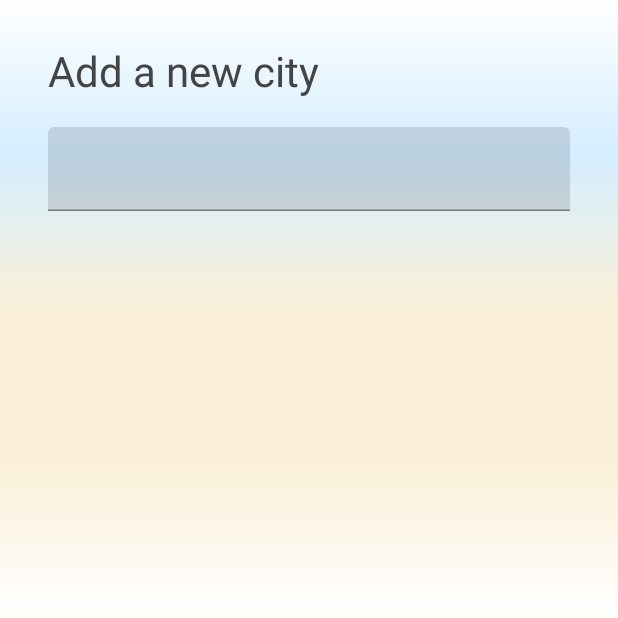
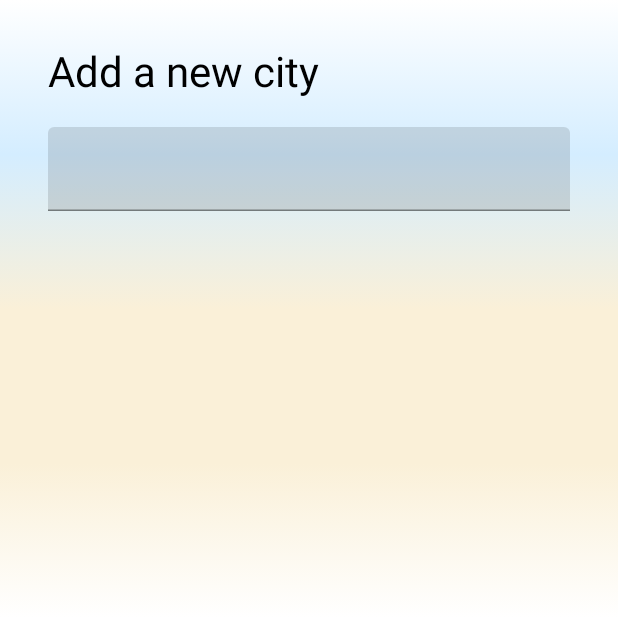
Before and after one commit to franciscobarrios/Weather, an Android app built with Jetpack Compose: the screen it shows after launch (MainActivity), after a tap on "add location", on a phone screen of 412 x 824 dp, the top half of it. Run offline under Robolectric (Android 15) with nearby library versions, the phone set to English and light mode, and no system bars; our stand-ins replace Dagger/Hilt's generated code, Room's generated code, constraintlayout-compose; network calls fail; 1 statement that could not run was skipped; 1 other tap on this screen came first.

Commit message:
fix for dark colors

```diff
--- a/app/src/main/java/com/fjbg/weather/data/local/CityDao.kt
+++ b/app/src/main/java/com/fjbg/weather/data/local/CityDao.kt
@@ -10,7 +10,7 @@ import kotlinx.coroutines.flow.Flow
 interface CityDao {
 
     @Query("SELECT * FROM city")
-    suspend fun getCities(): List<CityEntity>?
+    fun getCities(): Flow<List<CityEntity>?>
 
     @Query("SELECT * FROM city WHERE name = :name")
     fun getCityByName(name: String): Flow<List<CityEntity>>
--- a/app/src/main/java/com/fjbg/weather/data/repository/CityRepository.kt
+++ b/app/src/main/java/com/fjbg/weather/data/repository/CityRepository.kt
@@ -7,5 +7,5 @@ interface CityRepository {
     suspend fun getCity(city: String): Flow<List<CityDto>?>
     suspend fun clearAll()
     suspend fun saveCity(city: CityDto)
-    suspend fun getCitiesFromLocal(): List<CityDto>?
+    suspend fun getCitiesFromLocal(): Flow<List<CityDto>?>
 }
--- a/app/src/main/java/com/fjbg/weather/data/repository/CityRepositoryImp.kt
+++ b/app/src/main/java/com/fjbg/weather/data/repository/CityRepositoryImp.kt
@@ -10,6 +10,8 @@ import com.fjbg.weather.data.remote.WeatherApi
 import com.fjbg.weather.di.WeatherService
 import kotlinx.coroutines.flow.Flow
 import kotlinx.coroutines.flow.MutableStateFlow
+import kotlinx.coroutines.flow.collect
+import kotlinx.coroutines.flow.distinctUntilChanged
 import javax.inject.Inject
 
 class CityRepositoryImp @Inject constructor(
@@ -44,7 +46,16 @@ class CityRepositoryImp @Inject constructor(
         cityDao.saveCity(city.mapToEntity())
     }
 
-    override suspend fun getCitiesFromLocal(): List<CityDto>? = cityDao.getCities()?.run {
-        cityEntityListMapToDomain(this)
+    override suspend fun getCitiesFromLocal(): Flow<List<CityDto>?> {
+        val data = MutableStateFlow<List<CityDto>?>(null)
+        cityDao.getCities()
+            .distinctUntilChanged()
+            .collect { list ->
+            list?.run {
+                data.value = cityEntityListMapToDomain(this)
+            }
+
+        }
+        return data
     }
 }
--- a/app/src/main/java/com/fjbg/weather/ui/theme/Type.kt
+++ b/app/src/main/java/com/fjbg/weather/ui/theme/Type.kt
@@ -7,6 +7,7 @@ import androidx.compose.ui.text.font.FontFamily
 import androidx.compose.ui.text.font.FontWeight
 import androidx.compose.ui.text.style.TextAlign
 import androidx.compose.ui.unit.sp
+import com.fjbg.weather.util.textColor
 
 // Set of Material typography styles to start with
 val Typography = Typography(
@@ -30,75 +31,71 @@ val Typography = Typography(
 )
 
 //region Text Style Location
-val cityTextStyle = TextStyle(
+
+fun titleTextStyle(isSystemInDarkTheme: Boolean): TextStyle = TextStyle(
+    fontFamily = FontFamily.Default,
+    fontSize = 28.sp,
+    color = textColor(isSystemInDarkTheme),
+    textAlign = TextAlign.Start,
+    fontWeight = FontWeight.Normal
+)
+
+fun cityTextStyle(isSystemInDarkTheme: Boolean): TextStyle = TextStyle(
     fontFamily = FontFamily.Default,
     fontSize = 20.sp,
-    color = Color.DarkGray,
+    color = textColor(isSystemInDarkTheme),
     fontWeight = FontWeight.Bold,
     textAlign = TextAlign.Center
 )
 
-val countryTextStyle = TextStyle(
+fun countryTextStyle(isSystemInDarkTheme: Boolean): TextStyle = TextStyle(
     fontFamily = FontFamily.Default,
     fontSize = 20.sp,
-    color = Color.DarkGray,
+    color = textColor(isSystemInDarkTheme),
     fontWeight = FontWeight.Normal,
     textAlign = TextAlign.Center
 )
-val dateTextStyle = TextStyle(
+
+fun dateTextStyle(isSystemInDarkTheme: Boolean): TextStyle = TextStyle(
     fontFamily = FontFamily.Default,
     fontSize = 18.sp,
-    color = Color.Gray,
+    color = textColor(isSystemInDarkTheme),
     fontWeight = FontWeight.Normal,
     textAlign = TextAlign.Center
 )
+
 //endregion
 
 //region Text Style Temp
-val currentTempTextStyle = TextStyle(
+
+fun currentTempTextStyle(isSystemInDarkTheme: Boolean): TextStyle = TextStyle(
     fontFamily = FontFamily.Default,
     fontSize = 72.sp,
-    color = Color.DarkGray,
+    color = textColor(isSystemInDarkTheme),
     fontWeight = FontWeight.ExtraBold,
     textAlign = TextAlign.Center
 )
 
-val descriptionTextStyle = TextStyle(
+fun descriptionTextStyle(isSystemInDarkTheme: Boolean): TextStyle = TextStyle(
     fontFamily = FontFamily.Default,
     fontSize = 18.sp,
-    color = Color.DarkGray,
+    color = textColor(isSystemInDarkTheme),
     textAlign = TextAlign.Center
 )
 
-val humidityTextStyle = TextStyle(
-    fontFamily = FontFamily.Default,
-    fontSize = 18.sp,
-    color = Color.DarkGray,
-    textAlign = TextAlign.Center
-)
-
-val categoryTitleTextStyle = TextStyle(
+fun categoryTitleTextStyle(isSystemInDarkTheme: Boolean): TextStyle = TextStyle(
     fontFamily = FontFamily.Default,
     fontSize = 16.sp,
-    color = Color.Gray,
+    color = textColor(isSystemInDarkTheme),
     textAlign = TextAlign.Center,
     fontWeight = FontWeight.Normal,
 )
-val categoryContentTextStyle = TextStyle(
+
+fun categoryContentTextStyle(isSystemInDarkTheme: Boolean): TextStyle = TextStyle(
     fontFamily = FontFamily.Default,
-    fontSize = 18.sp,
-    color = Color.DarkGray,
+    fontSize = 16.sp,
+    color = textColor(isSystemInDarkTheme),
     textAlign = TextAlign.Center,
-    fontWeight = FontWeight.Bold
+    fontWeight = FontWeight.Normal,
 )
-
-val titleTextStyle = TextStyle(
-    fontFamily = FontFamily.Default,
-    fontSize = 28.sp,
-    color = Color.DarkGray,
-    textAlign = TextAlign.Start,
-    fontWeight = FontWeight.Normal
-)
-
-
 //endregion
--- a/app/src/main/java/com/fjbg/weather/ui/view/addlocation/AddLocation.kt
+++ b/app/src/main/java/com/fjbg/weather/ui/view/addlocation/AddLocation.kt
@@ -24,6 +24,7 @@ import com.fjbg.weather.ui.theme.WeatherTheme
 import com.fjbg.weather.ui.theme.titleTextStyle
 import com.fjbg.weather.ui.viewmodel.WeatherViewModel
 import com.fjbg.weather.util.backgroundBrush
+import com.fjbg.weather.util.textColor
 
 @Composable
 fun AddLocationView(
@@ -40,7 +41,7 @@ fun AddLocationView(
 
             Text(
                 text = "Add a new city",
-                style = titleTextStyle,
+                style = titleTextStyle(isSystemInDarkTheme()),
                 modifier = Modifier
                     .padding(
                         start = 32.dp,
@@ -111,6 +112,7 @@ fun ItemCity(
                 textAlign = TextAlign.Start,
                 fontWeight = FontWeight.Light
             ),
+            color = textColor(isSystemInDarkTheme()),
             modifier = Modifier
                 .padding(12.dp)
                 .fillMaxWidth()
--- a/app/src/main/java/com/fjbg/weather/ui/view/locationlist/LocationList.kt
+++ b/app/src/main/java/com/fjbg/weather/ui/view/locationlist/LocationList.kt
@@ -32,7 +32,7 @@ fun LocationListView(
             val textState = remember { mutableStateOf(TextFieldValue()) }
             Text(
                 text = "Cities",
-                style = titleTextStyle,
+                style = titleTextStyle(isSystemInDarkTheme()),
                 modifier = Modifier
                     .padding(
                         start = 32.dp,
@@ -49,6 +49,8 @@ fun LocationListView(
                     .padding(12.dp)
             ) {
                 val list = viewModel?.citiesFromLocal?.value
+
+
                 list?.let { cities ->
                     items(count = cities.size) {
                         cities[it].id
--- a/app/src/main/java/com/fjbg/weather/ui/view/main/HeaderView.kt
+++ b/app/src/main/java/com/fjbg/weather/ui/view/main/HeaderView.kt
@@ -38,9 +38,9 @@ fun HeaderView(
             )
         }
         PlaceName(
-            city = city ?: "Bangkok",
-            country = country ?: "Thailand",
-            date = date ?: "sat, 21 Aug 2021",
+            city = city ?: "",
+            country = country ?: "",
+            date = date ?: "",
         )
         IconButton(
             onClick = {
--- a/app/src/main/java/com/fjbg/weather/ui/view/main/InfoCard.kt
+++ b/app/src/main/java/com/fjbg/weather/ui/view/main/InfoCard.kt
@@ -21,7 +21,6 @@ import androidx.compose.ui.unit.dp
 import com.fjbg.weather.R
 import com.fjbg.weather.ui.theme.categoryContentTextStyle
 import com.fjbg.weather.ui.theme.categoryTitleTextStyle
-import com.fjbg.weather.util.background
 import com.fjbg.weather.util.iconTint
 
 @ExperimentalMaterialApi
@@ -58,7 +57,7 @@ fun InfoCard(
             ) {
                 Text(
                     text = title,
-                    style = categoryTitleTextStyle,
+                    style = categoryTitleTextStyle(isSystemInDarkTheme()),
                     maxLines = 1,
                     modifier = Modifier.padding(
                         top = 16.dp,
@@ -69,7 +68,7 @@ fun InfoCard(
                 )
                 Text(
                     text = content,
-                    style = categoryContentTextStyle,
+                    style = categoryContentTextStyle(isSystemInDarkTheme()),
                     maxLines = 1,
                     modifier = Modifier.padding(
                         top = 2.dp,
--- a/app/src/main/java/com/fjbg/weather/ui/view/main/PlaceName.kt
+++ b/app/src/main/java/com/fjbg/weather/ui/view/main/PlaceName.kt
@@ -1,5 +1,6 @@
 package com.fjbg.weather.ui.view.main
 
+import androidx.compose.foundation.isSystemInDarkTheme
 import androidx.compose.foundation.layout.Arrangement
 import androidx.compose.foundation.layout.Column
 import androidx.compose.foundation.layout.Row
@@ -28,16 +29,16 @@ fun PlaceName(
         Row(
             horizontalArrangement = Arrangement.Center
         ) {
-            Column() {
+            Column {
                 Text(
                     text = "$city, ",
-                    style = cityTextStyle
+                    style = cityTextStyle(isSystemInDarkTheme())
                 )
             }
-            Column() {
+            Column {
                 Text(
                     text = country,
-                    style = countryTextStyle
+                    style = countryTextStyle(isSystemInDarkTheme())
                 )
             }
         }
@@ -46,7 +47,7 @@ fun PlaceName(
         ) {
             Text(
                 text = date,
-                style = dateTextStyle,
+                style = dateTextStyle(isSystemInDarkTheme()),
             )
         }
     }
--- a/app/src/main/java/com/fjbg/weather/ui/view/main/WeatherInfo.kt
+++ b/app/src/main/java/com/fjbg/weather/ui/view/main/WeatherInfo.kt
@@ -1,7 +1,11 @@
 package com.fjbg.weather.ui.view.main
 
 import androidx.compose.foundation.Image
-import androidx.compose.foundation.layout.*
+import androidx.compose.foundation.isSystemInDarkTheme
+import androidx.compose.foundation.layout.Box
+import androidx.compose.foundation.layout.Column
+import androidx.compose.foundation.layout.fillMaxWidth
+import androidx.compose.foundation.layout.size
 import androidx.compose.material.Text
 import androidx.compose.runtime.Composable
 import androidx.compose.ui.Alignment
@@ -21,8 +25,10 @@ fun WeatherInfo(
     description: String,
     icon: Int?
 ) {
-    Box(modifier = Modifier
-        .fillMaxWidth()) {
+    Box(
+        modifier = Modifier
+            .fillMaxWidth()
+    ) {
         NightSky()
         Column(
             modifier = Modifier
@@ -41,12 +47,12 @@ fun WeatherInfo(
                 text = temp,
                 modifier = Modifier.fillMaxWidth(),
                 textAlign = TextAlign.Center,
-                style = currentTempTextStyle
+                style = currentTempTextStyle(isSystemInDarkTheme())
             )
             Text(
                 text = description,
                 modifier = Modifier.fillMaxWidth(),
-                style = descriptionTextStyle
+                style = descriptionTextStyle(isSystemInDarkTheme())
             )
         }
     }
--- a/app/src/main/java/com/fjbg/weather/ui/viewmodel/WeatherViewModel.kt
+++ b/app/src/main/java/com/fjbg/weather/ui/viewmodel/WeatherViewModel.kt
@@ -1,9 +1,11 @@
 package com.fjbg.weather.ui.viewmodel
 
+import android.util.Log
 import androidx.compose.runtime.MutableState
 import androidx.compose.runtime.mutableStateOf
 import androidx.lifecycle.ViewModel
 import androidx.lifecycle.viewModelScope
+import com.fjbg.weather.data.TAG
 import com.fjbg.weather.data.mapper.iconIdToIconWeather
 import com.fjbg.weather.data.mapper.owApiIconToIntResourceDay
 import com.fjbg.weather.data.model.CityDto
@@ -108,7 +110,12 @@ class WeatherViewModel @Inject constructor(
 
     private fun getCitiesFromLocal() {
         viewModelScope.launch {
-            citiesFromLocal.value = cityRepository.getCitiesFromLocal()
+            cityRepository.getCitiesFromLocal().collect {
+
+                Log.d(TAG, "getCitiesFromLocal: $it")
+
+                citiesFromLocal.value = it
+            }
         }
     }
 
--- a/app/src/main/java/com/fjbg/weather/util/Extentions.kt
+++ b/app/src/main/java/com/fjbg/weather/util/Extentions.kt
@@ -6,7 +6,6 @@ import androidx.compose.ui.graphics.Brush
 import androidx.compose.ui.graphics.Color
 import java.util.*
 import kotlin.math.roundToInt
-
 
 fun Long.toDate(): String {
     val calendar = Calendar.getInstance(Locale.getDefault())
@@ -51,3 +50,7 @@ fun backgroundBrush(isSystemInDarkTheme: Boolean): Brush =
             )
         )
     }
+
+fun textColor(isSystemInDarkTheme: Boolean): Color {
+    return if (isSystemInDarkTheme) Color.White else Color.Black
+}
```
